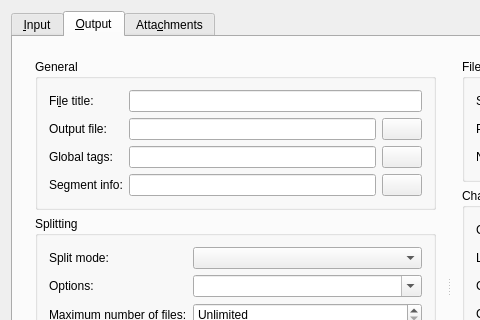
Above: src/mkvtoolnix-gui/forms/merge/tab.ui from jpsdr/MKVToolnix-Windows-7 before the change; both pictures show x 0 to 480 and y 0 to 320 of the 898 by 611 pixel window. Below: the same form after it.
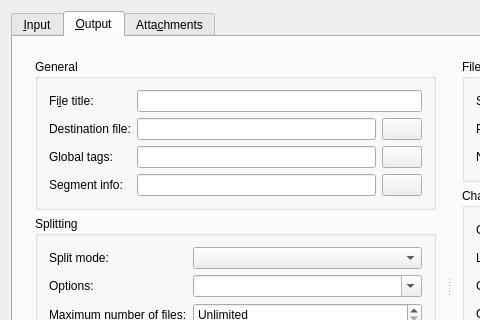
That is the form after the change. The open tabs and pages were chosen to show the change. Icons and pictures are not drawn. Custom widgets are drawn as their Qt base class.

Commit message:
GUI: consistently use "destination file" instead of "output file" #2
Missed a couple the first time around.

Patch:
```diff
--- a/src/mkvtoolnix-gui/forms/merge/tab.ui
+++ b/src/mkvtoolnix-gui/forms/merge/tab.ui
@@ -1063,7 +1063,7 @@
               <item row="1" column="0">
                <widget class="QLabel" name="outputLabel">
                 <property name="text">
-                 <string>Output file:</string>
+                 <string>Destination file:</string>
                 </property>
                </widget>
               </item>
```
The commit also changes 4 other files.
